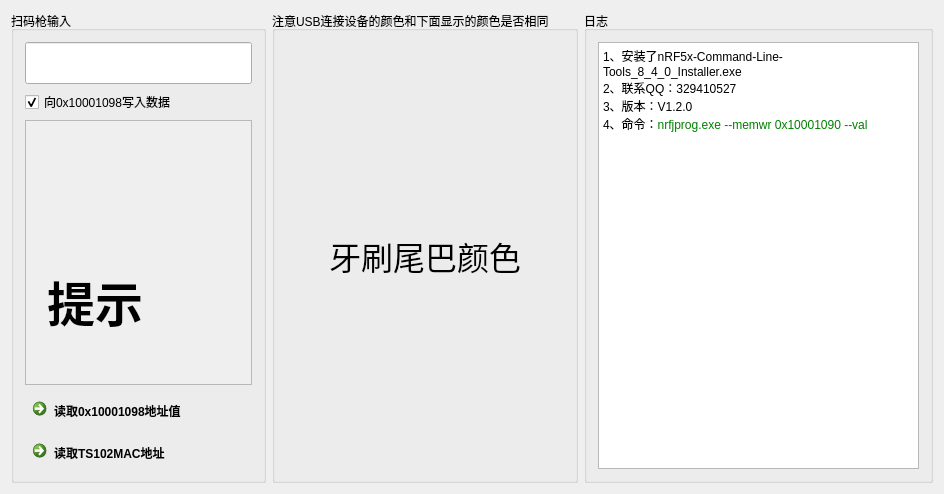
First picture: the form in NodicProgram/mainwindow.ui, repository weiqifa0/nodicprgramScanQr, before the edit.
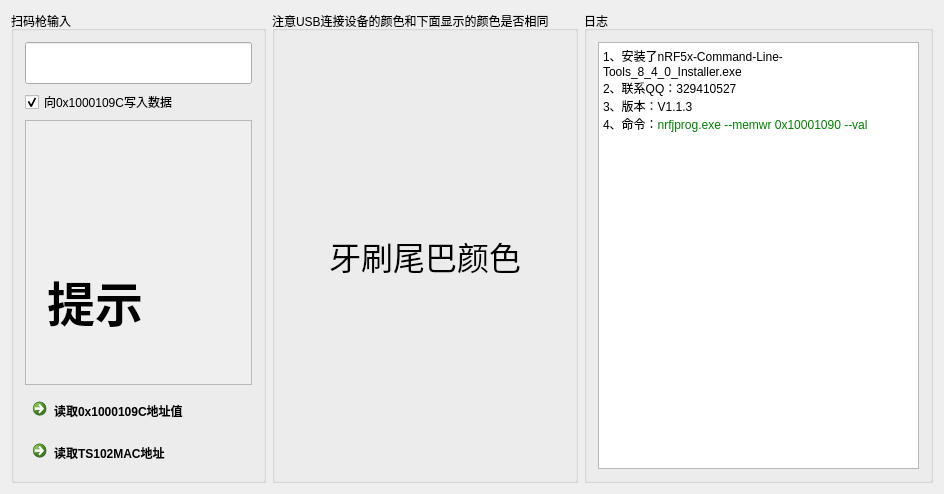
Second picture: the form after the edit.

Patch:
```diff
--- a/NodicProgram/mainwindow.ui
+++ b/NodicProgram/mainwindow.ui
@@ -71,7 +71,7 @@
 &lt;/style&gt;&lt;/head&gt;&lt;body style=&quot; font-family:'Segoe UI'; font-size:14pt; font-weight:400; font-style:normal;&quot;&gt;
 &lt;p style=&quot; margin-top:0px; margin-bottom:0px; margin-left:0px; margin-right:0px; -qt-block-indent:0; text-indent:0px;&quot;&gt;&lt;span style=&quot; font-family:'SimSun'; font-size:9pt;&quot;&gt;1、安装了nRF5x-Command-Line-Tools_8_4_0_Installer.exe&lt;/span&gt;&lt;/p&gt;
 &lt;p style=&quot; margin-top:0px; margin-bottom:0px; margin-left:0px; margin-right:0px; -qt-block-indent:0; text-indent:0px;&quot;&gt;&lt;span style=&quot; font-family:'SimSun'; font-size:9pt;&quot;&gt;2、联系QQ：329410527 &lt;/span&gt;&lt;/p&gt;
-&lt;p style=&quot; margin-top:0px; margin-bottom:0px; margin-left:0px; margin-right:0px; -qt-block-indent:0; text-indent:0px;&quot;&gt;&lt;span style=&quot; font-family:'SimSun'; font-size:9pt;&quot;&gt;3、版本：V1.2.0&lt;/span&gt;&lt;/p&gt;
+&lt;p style=&quot; margin-top:0px; margin-bottom:0px; margin-left:0px; margin-right:0px; -qt-block-indent:0; text-indent:0px;&quot;&gt;&lt;span style=&quot; font-family:'SimSun'; font-size:9pt;&quot;&gt;3、版本：V1.1.3&lt;/span&gt;&lt;/p&gt;
 &lt;p style=&quot; margin-top:0px; margin-bottom:0px; margin-left:0px; margin-right:0px; -qt-block-indent:0; text-indent:0px;&quot;&gt;&lt;span style=&quot; font-family:'SimSun'; font-size:9pt;&quot;&gt;4、命令：&lt;/span&gt;&lt;span style=&quot; font-family:'微软雅黑'; font-size:9pt; color:#008000;&quot;&gt;nrfjprog.exe&lt;/span&gt;&lt;span style=&quot; font-family:'微软雅黑'; font-size:9pt; color:#c0c0c0;&quot;&gt; &lt;/span&gt;&lt;span style=&quot; font-family:'微软雅黑'; font-size:9pt; color:#008000;&quot;&gt;--memwr&lt;/span&gt;&lt;span style=&quot; font-family:'微软雅黑'; font-size:9pt; color:#c0c0c0;&quot;&gt; &lt;/span&gt;&lt;span style=&quot; font-family:'微软雅黑'; font-size:9pt; color:#008000;&quot;&gt;0x10001090&lt;/span&gt;&lt;span style=&quot; font-family:'微软雅黑'; font-size:9pt; color:#c0c0c0;&quot;&gt; &lt;/span&gt;&lt;span style=&quot; font-family:'微软雅黑'; font-size:9pt; color:#008000;&quot;&gt;--val&lt;/span&gt;&lt;/p&gt;&lt;/body&gt;&lt;/html&gt;</string>
            </property>
           </widget>
@@ -110,7 +110,7 @@
          <item>
           <widget class="QCheckBox" name="checkBox">
            <property name="text">
-            <string>向0x10001098写入数据</string>
+            <string>向0x1000109C写入数据</string>
            </property>
            <property name="checked">
             <bool>true</bool>
@@ -176,7 +176,7 @@
          <item>
           <widget class="QCommandLinkButton" name="commandLinkButton">
            <property name="text">
-            <string>读取0x10001098地址值</string>
+            <string>读取0x1000109C地址值</string>
            </property>
           </widget>
          </item>
```
